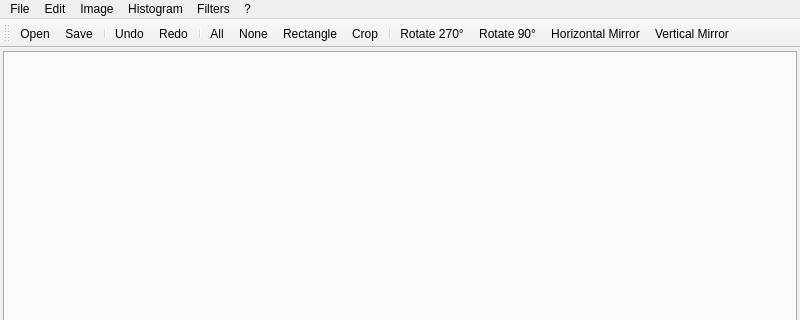
Qt form mainwindow.ui (Viish/kfiltre) before a commit; both pictures show x 0 to 800 and y 0 to 320 of the 800 by 600 pixel window.
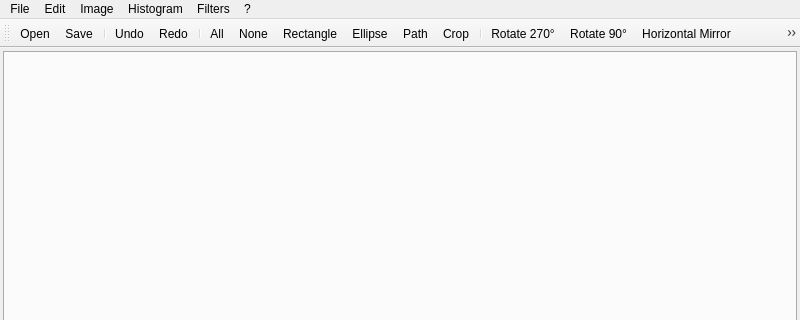
The same form after that commit. Icons and pictures are not drawn.

```diff
--- a/mainwindow.ui
+++ b/mainwindow.ui
@@ -190,6 +190,8 @@
    <addaction name="actionSelect_all"/>
    <addaction name="actionNone"/>
    <addaction name="actionRectangle"/>
+   <addaction name="actionEllipse"/>
+   <addaction name="actionPath"/>
    <addaction name="actionCrop"/>
    <addaction name="separator"/>
    <addaction name="actionRotate_270"/>
@@ -472,6 +474,27 @@
     <string>Horizontal Mirror</string>
    </property>
   </action>
+  <action name="actionEllipse">
+   <property name="icon">
+    <iconset>
+     <normaloff>icons/draw-ellipse.png</normaloff>icons/draw-ellipse.png</iconset>
+   </property>
+   <property name="text">
+    <string>Ellipse</string>
+   </property>
+   <property name="shortcut">
+    <string>E</string>
+   </property>
+  </action>
+  <action name="actionPath">
+   <property name="icon">
+    <iconset>
+     <normaloff>icons/draw-polyline.png</normaloff>icons/draw-polyline.png</iconset>
+   </property>
+   <property name="text">
+    <string>Path</string>
+   </property>
+  </action>
  </widget>
  <layoutdefault spacing="6" margin="11"/>
  <resources/>
```
Left out of the diff: 97 changed lines with no effect on the pictures.
